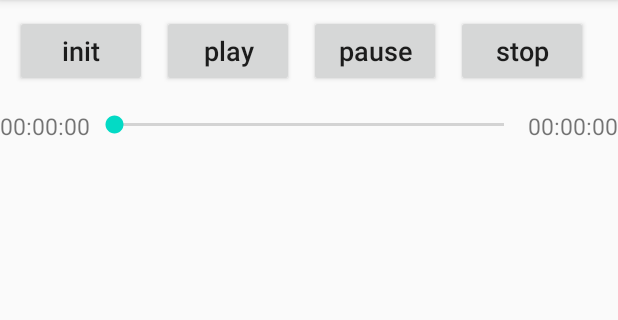
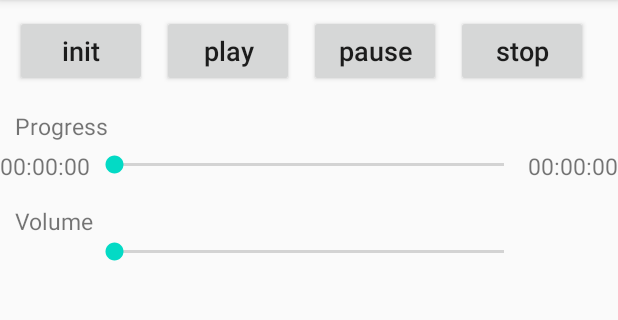
Before and after one commit to lyzirving/FlashVideo, an Android app: the MusicActivity screen opened directly, with no data from a screen before it, on a phone screen of 412 x 824 dp, the part 84-404 px from its top. Run offline under Robolectric (Android 15) with nearby library versions, the phone set to English and light mode, and no system bars.

Commit message:
msg: add function of setting volume;
Signed-off-by: lyzirving <lyzirving@sina.com>

```diff
--- a/app/src/main/java/com/lyzirving/flashvideo/ui/MusicActivity.java
+++ b/app/src/main/java/com/lyzirving/flashvideo/ui/MusicActivity.java
@@ -37,7 +37,7 @@ public class MusicActivity extends AppCompatActivity implements View.OnClickList
     private VideoListenerAdapter mListener;
     private TextView mTvCurrentTime, mTvTotalTime;
     private boolean mProgressBarDragging;
-    private SeekBar mProgressBar;
+    private SeekBar mProgressBar, mVolumeBar;
 
     @SuppressLint("HandlerLeak")
     private Handler mHandler = new Handler() {
@@ -124,20 +124,41 @@ public class MusicActivity extends AppCompatActivity implements View.OnClickList
     }
 
     @Override
-    public void onProgressChanged(SeekBar seekBar, int progress, boolean fromUser) {
-
-    }
+    public void onProgressChanged(SeekBar seekBar, int progress, boolean fromUser) {}
 
     @Override
     public void onStartTrackingTouch(SeekBar seekBar) {
-        mProgressBarDragging = true;
+        switch (seekBar.getId()) {
+            case R.id.progress_bar: {
+                mProgressBarDragging = true;
+                break;
+            }
+            case R.id.volume_bar:
+            default: {
+                break;
+            }
+        }
     }
 
     @Override
     public void onStopTrackingTouch(SeekBar seekBar) {
-        mProgressBarDragging = false;
-        if (mFlashVideo != null) {
-            mFlashVideo.seek(seekBar.getProgress() * 1f / 100);
+        switch (seekBar.getId()) {
+            case R.id.progress_bar: {
+                mProgressBarDragging = false;
+                if (mFlashVideo != null) {
+                    mFlashVideo.seek(seekBar.getProgress() * 1f / 100);
+                }
+                break;
+            }
+            case R.id.volume_bar: {
+                if (mFlashVideo != null) {
+                    mFlashVideo.setVolume(seekBar.getProgress());
+                }
+                break;
+            }
+            default: {
+                break;
+            }
         }
     }
 
@@ -169,12 +190,15 @@ public class MusicActivity extends AppCompatActivity implements View.OnClickList
     private void initView() {
         mTvCurrentTime = findViewById(R.id.tv_current_time);
         mTvTotalTime = findViewById(R.id.tv_total_time);
-        mProgressBar = findViewById(R.id.seek_bar);
+        mProgressBar = findViewById(R.id.progress_bar);
+        mVolumeBar = findViewById(R.id.volume_bar);
         findViewById(R.id.btn_init).setOnClickListener(this);
         findViewById(R.id.btn_play).setOnClickListener(this);
         findViewById(R.id.btn_pause).setOnClickListener(this);
         findViewById(R.id.btn_stop).setOnClickListener(this);
         mProgressBar.setOnSeekBarChangeListener(this);
+        mVolumeBar.setOnSeekBarChangeListener(this);
         mProgressBar.setProgress(0);
+        mVolumeBar.setProgress(0);
     }
 }
--- a/app/src/main/res/layout/layout_music.xml
+++ b/app/src/main/res/layout/layout_music.xml
@@ -50,12 +50,23 @@
         android:textSize="18sp" />
 
     <TextView
+        android:id="@+id/tv_progress"
+        android:layout_width="wrap_content"
+        android:layout_height="wrap_content"
+        app:layout_constraintLeft_toLeftOf="@+id/btn_init"
+        app:layout_constraintTop_toBottomOf="@+id/btn_init"
+        android:layout_marginTop="15dp"
+        android:textAllCaps="false"
+        android:textSize="15sp"
+        android:text="@string/tip_progress" />
+
+    <TextView
         android:id="@+id/tv_current_time"
         android:layout_width="wrap_content"
         android:layout_height="wrap_content"
         app:layout_constraintLeft_toLeftOf="parent"
-        app:layout_constraintTop_toBottomOf="@+id/btn_init"
-        android:layout_marginTop="15dp"
+        app:layout_constraintTop_toBottomOf="@+id/tv_progress"
+        android:layout_marginTop="5dp"
         android:textAllCaps="false"
         android:text="@string/msg_default_time"
         android:textSize="15sp"/>
@@ -71,7 +82,7 @@
         android:textSize="15sp"/>
 
     <SeekBar
-        android:id="@+id/seek_bar"
+        android:id="@+id/progress_bar"
         android:layout_width="0dp"
         android:layout_height="20dp"
         android:max="100"
@@ -79,4 +90,24 @@
         app:layout_constraintLeft_toRightOf="@+id/tv_current_time"
         app:layout_constraintRight_toLeftOf="@+id/tv_total_time"/>
 
+    <TextView
+        android:id="@+id/tv_volume"
+        android:layout_width="wrap_content"
+        android:layout_height="wrap_content"
+        app:layout_constraintLeft_toLeftOf="@+id/tv_progress"
+        app:layout_constraintTop_toBottomOf="@+id/tv_current_time"
+        android:layout_marginTop="15dp"
+        android:textAllCaps="false"
+        android:textSize="15sp"
+        android:text="@string/tip_volume" />
+
+    <SeekBar
+        android:id="@+id/volume_bar"
+        android:layout_width="0dp"
+        android:layout_height="20dp"
+        android:max="100"
+        app:layout_constraintTop_toBottomOf="@+id/tv_volume"
+        app:layout_constraintLeft_toRightOf="@+id/tv_current_time"
+        app:layout_constraintRight_toLeftOf="@+id/tv_total_time"/>
+
 </androidx.constraintlayout.widget.ConstraintLayout>
--- a/app/src/main/res/values/strings.xml
+++ b/app/src/main/res/values/strings.xml
@@ -6,6 +6,8 @@
     <string name="tip_play">play</string>
     <string name="tip_pause">pause</string>
     <string name="tip_stop">stop</string>
+    <string name="tip_progress">Progress</string>
+    <string name="tip_volume">Volume</string>
 
     <string name="tip_success">success</string>
     <string name="tip_fail">fail</string>
```
Also changed, not shown: app/src/main/java/com/lyzirving/flashvideo/core/FlashVideo.java (+9 -0 lines), 6 other files.
